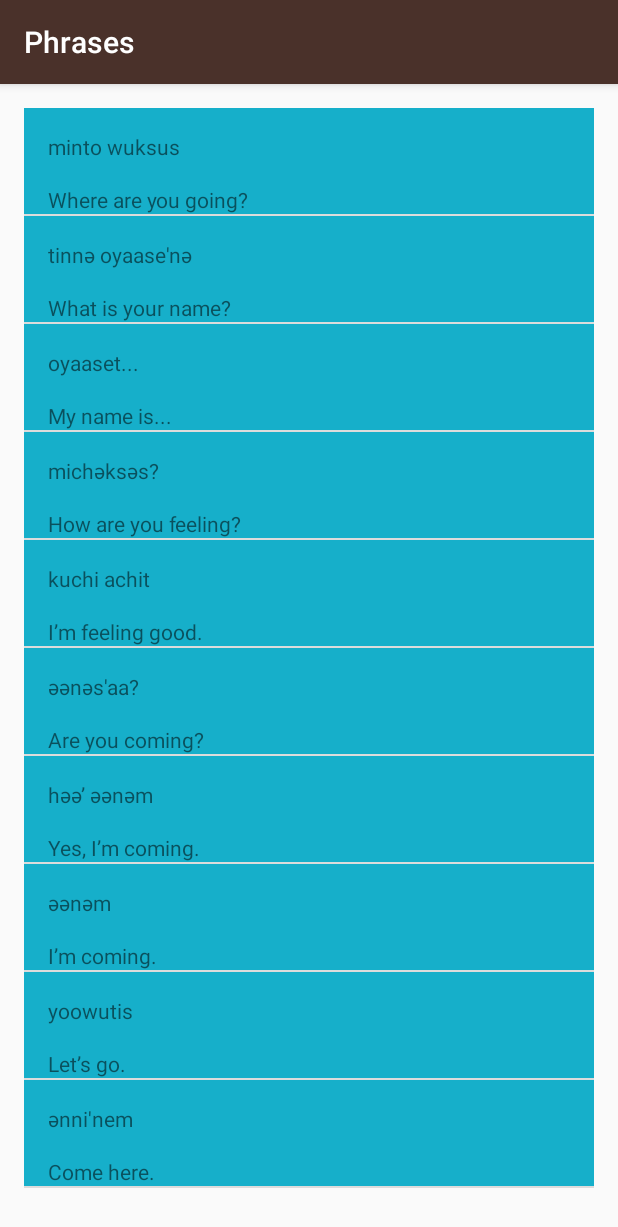
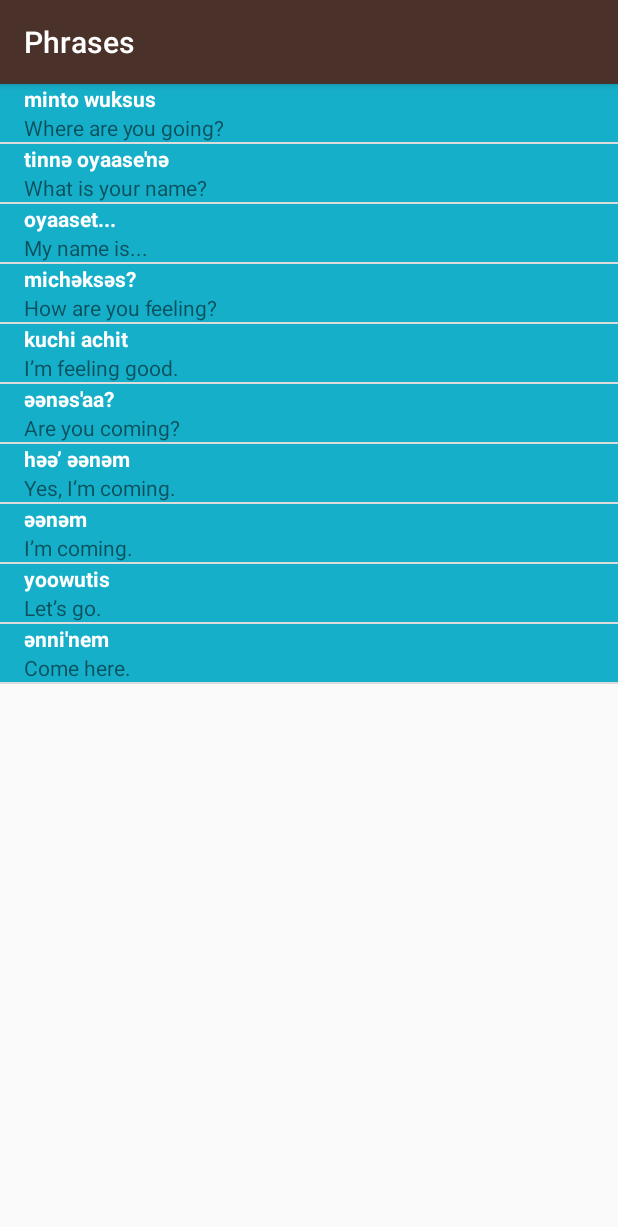
Before and after one commit to thedeadline/ud839_Miwok, an Android app: the PhrasesActivity screen opened directly, with no data from a screen before it, on a phone screen of 412 x 824 dp. Shown: the top 1227 px of the screen. Run offline under Robolectric (Android 15) with nearby library versions, the phone set to English and light mode, and no system bars.

Commit message:
Fix padding.

```diff
--- a/app/src/main/res/layout/list_item.xml
+++ b/app/src/main/res/layout/list_item.xml
@@ -14,22 +14,27 @@
         android:layout_height="match_parent"
         android:layout_width="match_parent"
         android:orientation="vertical"
+        android:paddingLeft="16dp"
         android:id="@+id/textContainer">
 
     <TextView
         android:layout_width="match_parent"
-        android:layout_height="wrap_content"
+        android:layout_height="0dp"
+        android:layout_weight="1"
         tools:text="Miwok"
         android:id="@+id/miwokTextView"
-        android:paddingTop="16dp"
-        android:paddingLeft="16dp"/>
+        android:textColor="@android:color/white"
+        android:textStyle="bold"
+        android:gravity="bottom"
+        />
 
     <TextView
         android:layout_width="match_parent"
-        android:layout_height="wrap_content"
+        android:layout_height="0dp"
+        android:layout_weight="1"
         tools:text="default"
         android:id="@+id/defaultTextView"
-        android:paddingTop="16dp"
-        android:paddingLeft="16dp"/>
+        android:gravity="top"
+        />
     </LinearLayout>
 </LinearLayout>
--- a/app/src/main/res/layout/word_list.xml
+++ b/app/src/main/res/layout/word_list.xml
@@ -2,10 +2,6 @@
 <ListView xmlns:android="http://schemas.android.com/apk/res/android"
     android:layout_width="match_parent"
     android:layout_height="match_parent"
-    android:paddingBottom="@dimen/activity_vertical_margin"
-    android:paddingLeft="@dimen/activity_horizontal_margin"
-    android:paddingRight="@dimen/activity_horizontal_margin"
-    android:paddingTop="@dimen/activity_vertical_margin"
     android:orientation="vertical"
     android:id="@+id/list">
 
```
